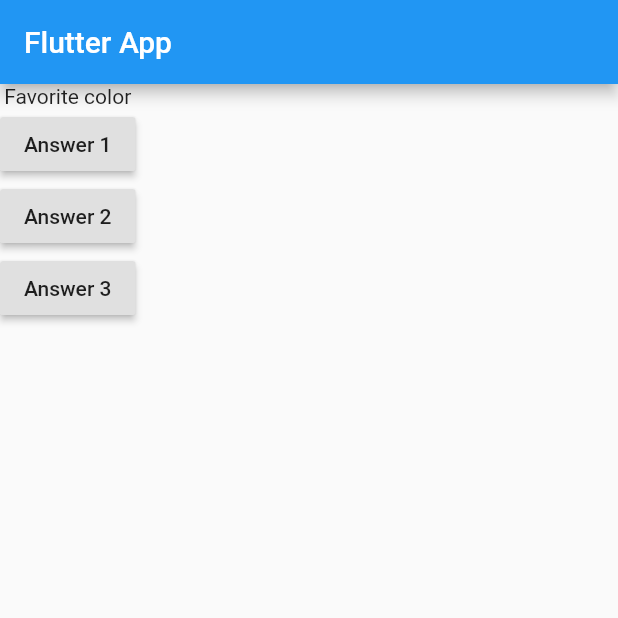
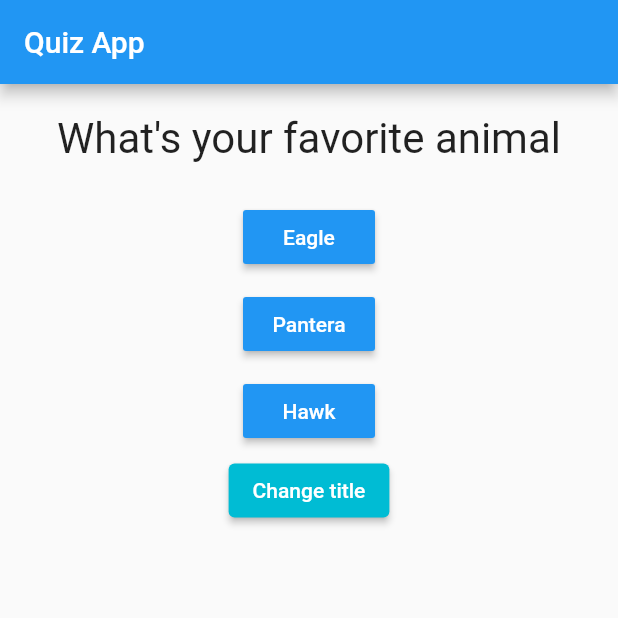
Before and after one commit to tebasp/CursoFlutter, a Flutter app: the screen it shows after launch, on a phone screen of 412 x 824 dp, the top half of it. Run offline on Flutter 3.47's test engine with Material 2 defaults, Android fonts, the phone set to English and light mode, and no system bars.

Commit message:
Finish first_app

```diff
--- /dev/null
+++ b/fisrt_app/lib/answer.dart
@@ -0,0 +1,21 @@
+import 'package:flutter/material.dart';
+
+class Answer extends StatelessWidget {
+  final VoidCallback cb;
+  final String buttonText;
+
+  Answer(this.cb, this.buttonText);
+
+  @override
+  Widget build(BuildContext context) {
+    return Container(
+      margin: EdgeInsets.all(5),
+      child: RaisedButton(
+        child: Text(buttonText),
+        color: Colors.blue,
+        onPressed: cb,
+        textColor: Colors.white,
+      ),
+    );
+  }
+}
--- a/fisrt_app/lib/main.dart
+++ b/fisrt_app/lib/main.dart
@@ -1,4 +1,7 @@
 import 'package:flutter/material.dart';
+
+import './quiz.dart'; // All its content becomes available
+import './result.dart';
 
 void main() {
   runApp(MyApp());
@@ -7,38 +10,85 @@
 class MyApp extends StatefulWidget {
   @override
   State<StatefulWidget> createState() {
-    return MyAppState();
+    return _MyAppState();
   }
 }
 
-class MyAppState extends State<MyApp> {
-  var questionIndex = 0;
-
-  var questions = ['Favorite color', 'Favorite animal'];
+class _MyAppState extends State<MyApp> {
+  var _questionIndex = 0;
+  var _questionScore = 0;
+  var _title = 'Quiz App';
 
   // Actualizar el estado de question index
-  void answerQuestion() {
+  void answerQuestion(int score) {
     setState(() {
-      questionIndex++;
+      _questionScore += score;
+      _questionIndex++;
+    });
+  }
+
+  void resetQuiz() {
+    setState(() {
+      _questionIndex = 0;
+      _questionScore = 0;
+    });
+  }
+
+  void changeTitle() {
+    setState(() {
+      if (_title == 'Quiz App') {
+        _title = 'Flutter App';
+      } else {
+        _title = 'Quiz App';
+      }
     });
   }
 
   @override
   Widget build(BuildContext context) {
+    const _questions = [
+      {
+        // Se crea un Map
+        'questionText': 'What\'s your favorite animal',
+        'answers': [
+          {'text': 'Eagle', 'score': 10},
+          {'text': 'Pantera', 'score': 4},
+          {'text': 'Hawk', 'score': 7}
+        ],
+      },
+      {
+        'questionText': 'What\'s your favorite Band',
+        'answers': [
+          {'text': 'Megadeth', 'score': 10},
+          {'text': 'Metallica', 'score': 6},
+          {'text': 'Pantera', 'score': 4}
+        ],
+      },
+      {
+        'questionText': 'What\'s your favorite color',
+        'answers': [
+          {'text': 'Blue', 'score': 10},
+          {'text': 'White', 'score': 6},
+          {'text': 'Green', 'score': 4},
+          {'text': 'Black', 'score': 1}
+        ],
+      },
+    ];
+
     return MaterialApp(
         home: Scaffold(
       appBar: AppBar(
-        title: Text('Flutter App'),
+        title: Text(_title),
       ),
-      body: Column(
-        children: <Widget>[
-          // Lee el arreglo
-          Text(questions[questionIndex]),
-          RaisedButton(child: Text('Answer 1'), onPressed: answerQuestion),
-          RaisedButton(child: Text('Answer 2'), onPressed: answerQuestion),
-          RaisedButton(child: Text('Answer 3'), onPressed: answerQuestion)
-        ],
-      ),
+      // tambien se pueden utilizar ternarios
+      body: _questionIndex < _questions.length
+          ? Quiz(
+              questions: _questions,
+              questionIndex: _questionIndex,
+              answerQuestion: answerQuestion,
+              titleHandler: changeTitle,
+            )
+          : Result(_questionScore, resetQuiz),
     ));
   }
 }
--- /dev/null
+++ b/fisrt_app/lib/question.dart
@@ -0,0 +1,23 @@
+import 'dart:ui';
+
+import 'package:flutter/material.dart';
+
+class Question extends StatelessWidget {
+  // Final xq es stateless
+  // Su valor nunca cambia luego de ser inicializado
+  final String questionText;
+
+  Question(this.questionText);
+
+  @override
+  Widget build(BuildContext context) {
+    return Container(
+        width: double.infinity,
+        margin: EdgeInsets.all(20),
+        child: Text(
+          questionText,
+          style: TextStyle(fontSize: 28),
+          textAlign: TextAlign.center,
+        ));
+  }
+}
--- /dev/null
+++ b/fisrt_app/lib/quiz.dart
@@ -0,0 +1,41 @@
+import 'package:flutter/material.dart';
+
+import './question.dart';
+import './answer.dart';
+
+class Quiz extends StatelessWidget {
+  final List<Map<String, Object>> questions;
+  final int questionIndex;
+  final Function answerQuestion;
+  final VoidCallback titleHandler;
+
+  Quiz({
+    required this.questions,
+    required this.questionIndex,
+    required this.answerQuestion,
+    required this.titleHandler,
+  });
+
+  @override
+  Widget build(BuildContext context) {
+    return Column(
+      children: <Widget>[
+        // Lee el primer elemnto del Map, hace cast a String
+        Question(questions[questionIndex]['questionText'] as String),
+
+        // Aqui solo se pasan Widgets
+        // Se hace un spread, para devolver todos los widgets directo y no la List
+        // Convertimos  como List para poder leer el value
+        ...(questions[questionIndex]['answers'] as List<Map<String, Object>>)
+            .map((answer) => Answer(() => answerQuestion(answer['score']),
+                answer['text'].toString())) // Map retorna un iterable
+            .toList(), // Lo convertimos a una lista
+
+        ElevatedButton(
+            onPressed: titleHandler,
+            child: Text('Change title'),
+            style: ElevatedButton.styleFrom(primary: Colors.cyan))
+      ],
+    );
+  }
+}
```
Also changed, not shown: fisrt_app/lib/result.dart (added, +43 -0 lines), 5 other files.
